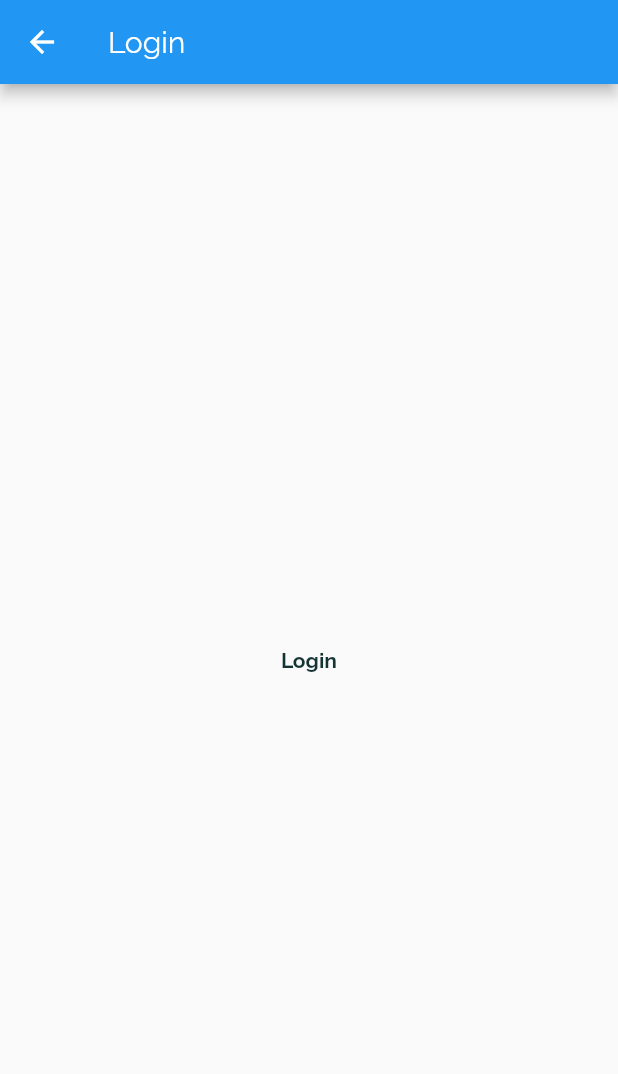
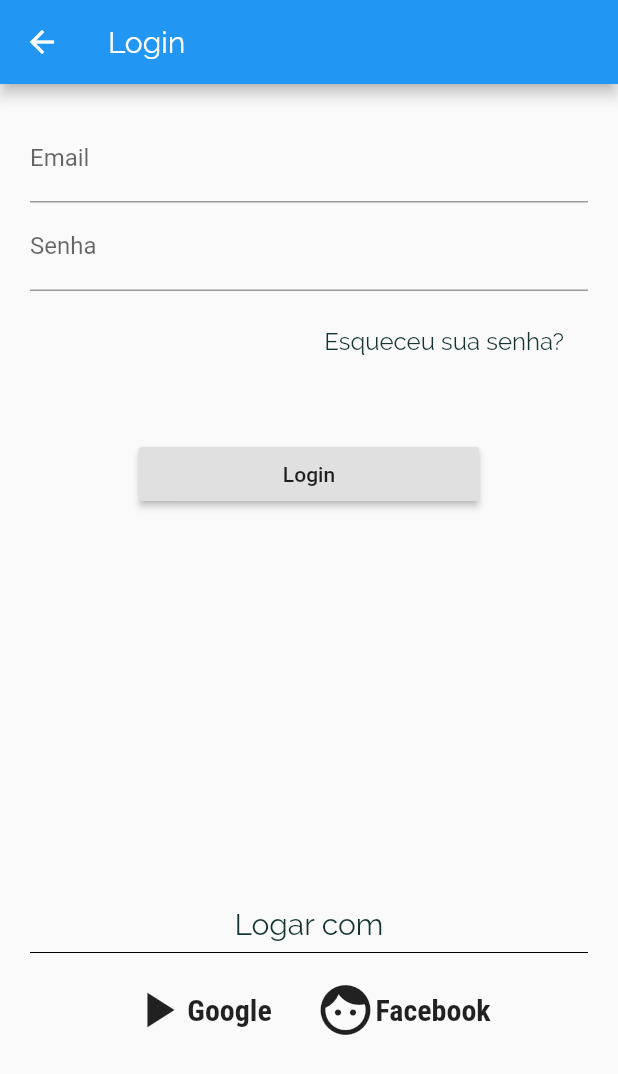
Before and after one commit to ViniPessoa8/Movin, a Flutter app: the screen it shows after launch, after a tap on "Já possuo uma conta", on a phone screen of 412 x 824 dp. Shown: the top 1074 px of the screen. Run offline on Flutter 3.47's test engine with Material 2 defaults, Android fonts, the phone set to English and light mode, and no system bars; our stand-ins replace location.

Commit message:
feat: tela login

```diff
--- a/movin_project/lib/views/widgets/login/painel_login.dart
+++ b/movin_project/lib/views/widgets/login/painel_login.dart
@@ -2,6 +2,26 @@ import 'package:flutter/material.dart';
 
 class PainelLogin extends StatelessWidget {
   static final String nomeRota = '/Login';
+
+  Widget buildLoginAlternativo(
+      BuildContext ctx, String titulo, IconData icone) {
+    return Container(
+      // decoration: BoxDecoration(border: Border.all()),
+      padding: EdgeInsets.all(10),
+      child: Row(
+        children: [
+          Icon(
+            icone,
+            size: 40,
+          ),
+          Text(
+            titulo,
+            style: Theme.of(ctx).textTheme.headline6,
+          ),
+        ],
+      ),
+    );
+  }
 
   @override
   Widget build(BuildContext context) {
@@ -9,7 +29,78 @@ class PainelLogin extends StatelessWidget {
       appBar: AppBar(
         title: Text('Login'),
       ),
-      body: Center(child: Text('Login')),
+      body: Container(
+        padding: EdgeInsets.all(20),
+        width: double.infinity,
+        child: Column(
+          mainAxisAlignment: MainAxisAlignment.spaceBetween,
+          children: [
+            // FORMULARIO LOGIN
+            Container(
+              child: Column(
+                children: [
+                  TextField(
+                    decoration: InputDecoration(labelText: 'Email'),
+                  ),
+                  TextField(
+                    decoration: InputDecoration(labelText: 'Senha'),
+                    obscureText: true,
+                  ),
+                  Container(
+                    padding: EdgeInsets.only(top: 10),
+                    alignment: Alignment.centerRight,
+                    child: FlatButton(
+                      onPressed: () {},
+                      child: Text(
+                        'Esqueceu sua senha?',
+                        style: Theme.of(context).textTheme.bodyText1.copyWith(
+                              fontSize: 16,
+                            ),
+                      ),
+                    ),
+                  ),
+                  SizedBox(
+                    height: 40,
+                  ),
+                  RaisedButton(
+                    child: Container(
+                      padding: EdgeInsets.symmetric(horizontal: 80),
+                      child: Text('Login'),
+                    ),
+                    onPressed: () {},
+                  )
+                ],
+              ),
+            ), // FORMULARIO LOGIN
+            Container(
+              width: double.infinity,
+              height: 200,
+              // LOGIN ALTERNATIVO
+              child: Column(
+                children: [
+                  Text(
+                    'Logar com',
+                    style: Theme.of(context).textTheme.bodyText1.copyWith(
+                          fontSize: 20,
+                        ),
+                  ),
+                  Divider(
+                    color: Colors.black,
+                  ),
+                  Row(
+                    mainAxisAlignment: MainAxisAlignment.center,
+                    children: [
+                      buildLoginAlternativo(
+                          context, 'Google  ', Icons.play_arrow),
+                      buildLoginAlternativo(context, 'Facebook', Icons.face),
+                    ],
+                  ),
+                ],
+              ),
+            ), // LOGIN ALTERNATIVO
+          ],
+        ),
+      ),
     );
   }
 }
```
